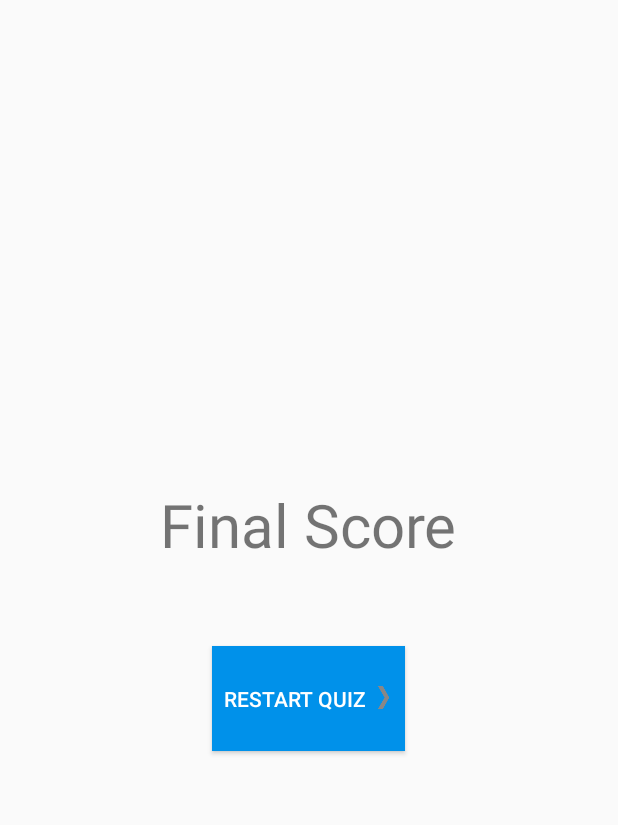
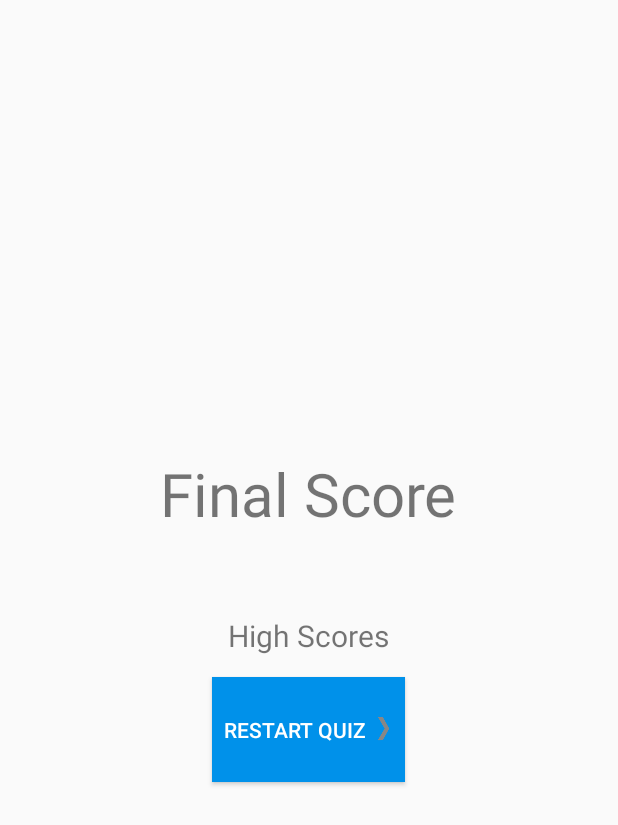
Before and after one commit to pault2k14/60s-quiz, an Android app: the layout activity_end_of_quiz.xml on its own in the app's theme, with its tools: preview values and no code run, on a phone screen of 412 x 824 dp. Shown: the top 825 px of the screen. Run offline under Robolectric (Android 15) with nearby library versions, the phone set to English and light mode, and no system bars.

Commit message:
Initial version of scoreboard

```diff
--- a/app/src/main/res/layout/activity_end_of_quiz.xml
+++ b/app/src/main/res/layout/activity_end_of_quiz.xml
@@ -24,6 +24,20 @@
             android:text=""
             android:textSize="40sp"/>
 
+        <TextView
+            android:layout_width="wrap_content"
+            android:layout_height="wrap_content"
+            android:id="@+id/leaderboard_text"
+            android:text="High Scores"
+            android:textSize="20sp"/>
+
+        <TextView
+            android:layout_width="wrap_content"
+            android:layout_height="wrap_content"
+            android:id="@+id/leaderboard"
+            android:text=""
+            android:textSize="10sp"/>
+
         <Button
             android:id="@+id/restart_button"
             android:layout_width="wrap_content"
```
Also changed, not shown: app/src/main/java/paulbthompson/me/a1960squiz/EndOfQuizActivity.java (+73 -2 lines), app/src/main/java/paulbthompson/me/a1960squiz/ScoreItem.java (added, +51 -0 lines).
